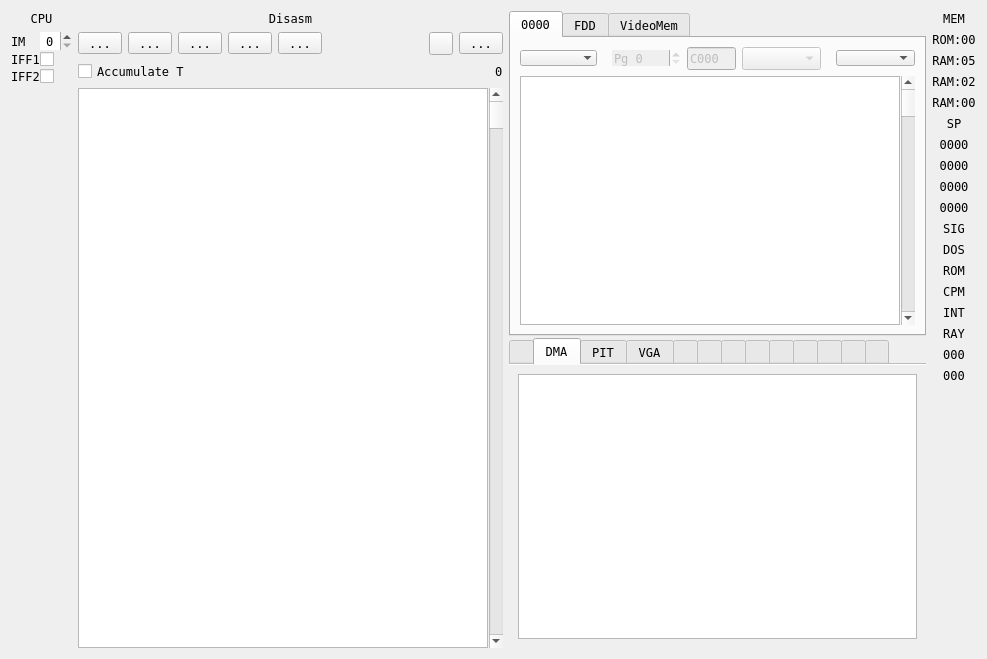
Above: ui/debuger.ui from samstyle/Xpeccy before the change. Below: the same form after it.
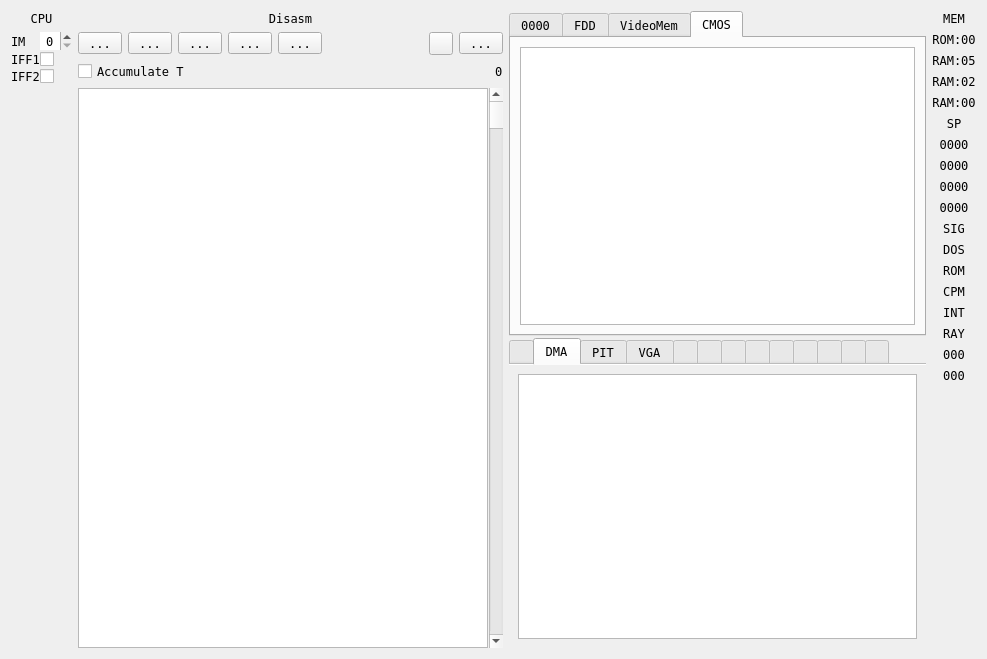
That is the form after the change. The open tabs and pages were chosen to show the change. Icons and pictures are not drawn. Custom widgets are drawn as their Qt base class.

```diff
--- a/ui/debuger.ui
+++ b/ui/debuger.ui
@@ -918,6 +918,38 @@
          </item>
         </layout>
        </widget>
+       <widget class="QWidget" name="tab_7">
+        <attribute name="title">
+         <string>CMOS</string>
+        </attribute>
+        <layout class="QVBoxLayout" name="verticalLayout_20">
+         <item>
+          <widget class="QTableView" name="tabCmos">
+           <property name="editTriggers">
+            <set>QAbstractItemView::NoEditTriggers</set>
+           </property>
+           <property name="alternatingRowColors">
+            <bool>true</bool>
+           </property>
+           <property name="selectionMode">
+            <enum>QAbstractItemView::SingleSelection</enum>
+           </property>
+           <property name="gridStyle">
+            <enum>Qt::DotLine</enum>
+           </property>
+           <attribute name="horizontalHeaderVisible">
+            <bool>false</bool>
+           </attribute>
+           <attribute name="horizontalHeaderDefaultSectionSize">
+            <number>45</number>
+           </attribute>
+           <attribute name="verticalHeaderDefaultSectionSize">
+            <number>17</number>
+           </attribute>
+          </widget>
+         </item>
+        </layout>
+       </widget>
       </widget>
      </item>
      <item>
```
